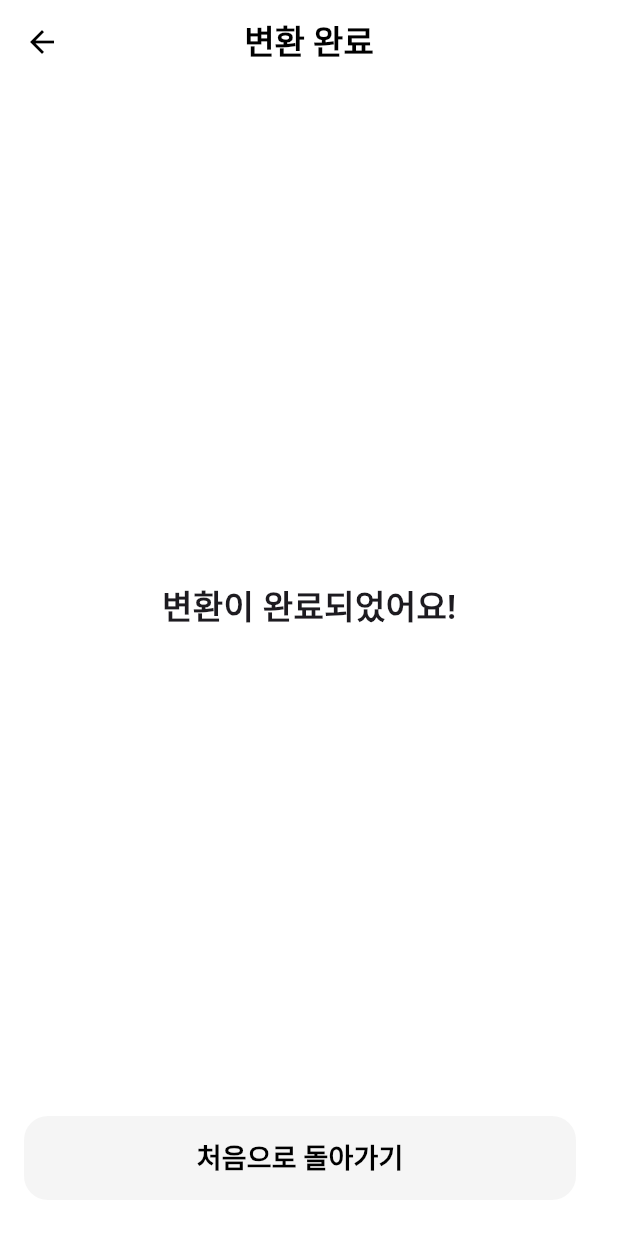
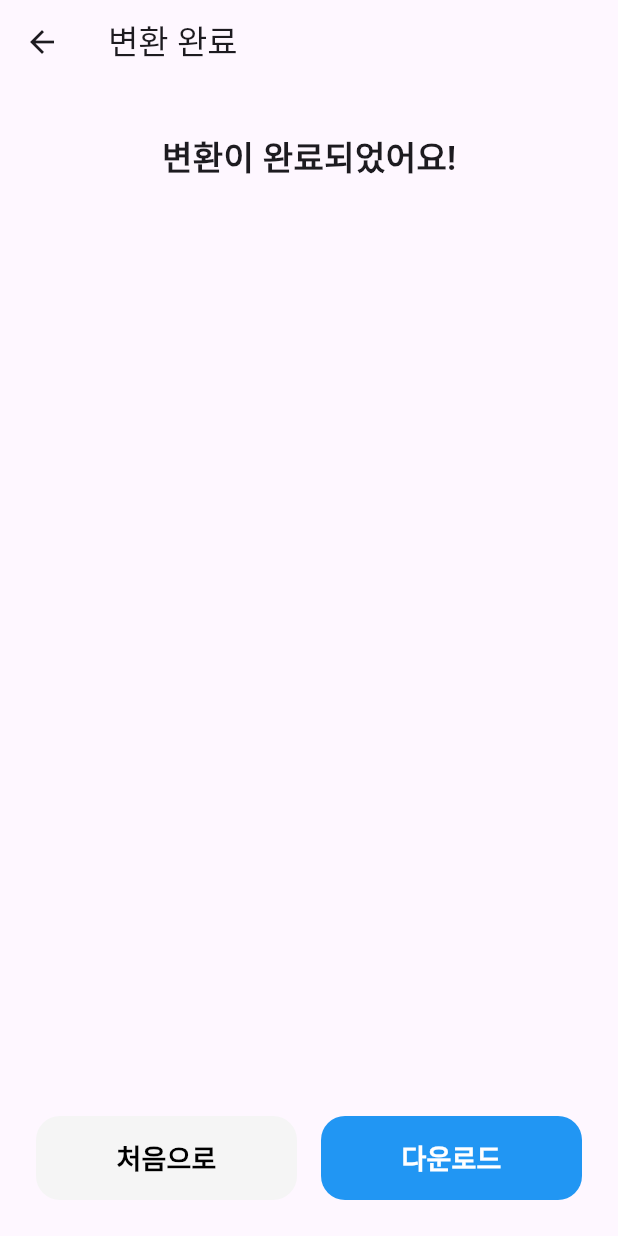
Before and after one commit to idlepoe/video_to_webp, a Flutter app: the ConvertCompleteScreen screen opened directly, on a phone screen of 412 x 824 dp. Run offline on Flutter 3.47's test engine with Material 3 defaults, Android fonts, the phone set to English and light mode, and no system bars; our stand-ins replace cloud_firestore, firebase_auth, firebase_core, firebase_storage, freezed_annotation, get and 2 more; accounts and stored records are empty; network calls fail.

Commit message:
중간저장

```diff
--- /dev/null
+++ b/lib/screens/convert_complete/convert_complete_controller.dart
@@ -0,0 +1,33 @@
+import 'package:get/get.dart';
+import 'package:url_launcher/url_launcher.dart';
+
+class ConvertCompleteController extends GetxController {
+  final RxString imageUrl = ''.obs;
+  final RxString downloadUrl = ''.obs;
+  final RxBool isDownloading = false.obs;
+  final RxDouble downloadProgress = 0.0.obs;
+
+  @override
+  void onInit() {
+    super.onInit();
+    final args = Get.arguments;
+    if (args != null) {
+      if (args['publicUrl'] != null) {
+        imageUrl.value = args['publicUrl'];
+      }
+      if (args['downloadUrl'] != null) {
+        downloadUrl.value = args['downloadUrl'];
+      }
+    }
+  }
+
+  Future<void> downloadFile() async {
+    final url = downloadUrl.value;
+    if (url == null || url.isEmpty) {
+      Get.snackbar('다운로드 오류', '다운로드 링크가 없습니다.');
+      return;
+    }
+    final uri = Uri.parse(url);
+    await launchUrl(uri, mode: LaunchMode.externalApplication);
+  }
+}
--- a/lib/screens/convert_complete/convert_complete_screen.dart
+++ b/lib/screens/convert_complete/convert_complete_screen.dart
@@ -1,30 +1,29 @@
 import 'package:flutter/material.dart';
 import 'package:get/get.dart';
-import 'package:url_launcher/url_launcher.dart';
-import 'package:video_to_webp/routes/app_routes.dart';
+import 'convert_complete_controller.dart';
 
 class ConvertCompleteScreen extends StatelessWidget {
+  final controller = Get.put(ConvertCompleteController());
+
   @override
   Widget build(BuildContext context) {
-    final args = Get.arguments as Map<String, dynamic>?;
-    final imageUrl = args != null ? args['downloadUrl'] as String? : null;
-
     return Scaffold(
-      backgroundColor: Colors.white,
       appBar: AppBar(
-        backgroundColor: Colors.white,
-        elevation: 0,
-        centerTitle: true,
-        title: Text('변환 완료', style: TextStyle(color: Colors.black, fontWeight: FontWeight.bold)),
-        iconTheme: IconThemeData(color: Colors.black),
+        title: Text('변환 완료'),
       ),
-      body: Center(
+      body: Obx(() {
+        return Stack(
+          children: [
+            Column(
+              children: [
+                Expanded(
+                  child: SingleChildScrollView(
                     child: Padding(
                       padding: const EdgeInsets.symmetric(horizontal: 24.0),
                       child: Column(
                         mainAxisAlignment: MainAxisAlignment.center,
                         children: [
-              if (imageUrl != null)
+                          if (controller.imageUrl.value.isNotEmpty)
                             LayoutBuilder(
                               builder: (context, constraints) {
                                 final maxImageHeight = MediaQuery.of(context).size.height * 0.5;
@@ -34,7 +33,7 @@ class ConvertCompleteScreen extends StatelessWidget {
                                   child: ClipRRect(
                                     borderRadius: BorderRadius.circular(16),
                                     child: Image.network(
-                          imageUrl,
+                                      controller.imageUrl.value,
                                       fit: BoxFit.contain,
                                       errorBuilder: (context, error, stackTrace) =>
                                           Text('이미지 로드 실패'),
@@ -50,57 +49,87 @@ class ConvertCompleteScreen extends StatelessWidget {
                       ),
                     ),
                   ),
-      bottomNavigationBar: Container(
-        padding: EdgeInsets.fromLTRB(16, 8, 16, 24),
+                ),
+                // 하단 고정 버튼
+                Container(
+                  padding: EdgeInsets.all(24),
                   child: Row(
                     children: [
                       Expanded(
                         child: SizedBox(
                           height: 56,
                           child: ElevatedButton(
-                  onPressed: () {
-                    Get.offAllNamed(AppRoutes.fileSelect);
-                  },
+                            onPressed: () => Get.offAllNamed('/'),
                             style: ElevatedButton.styleFrom(
-                    shape: RoundedRectangleBorder(
-                      borderRadius: BorderRadius.circular(16),
-                    ),
+                              shape: RoundedRectangleBorder(borderRadius: BorderRadius.circular(16)),
                               backgroundColor: Colors.grey[100],
                               foregroundColor: Colors.black,
                               elevation: 0,
                             ),
-                  child: Text('처음으로 돌아가기', style: TextStyle(fontSize: 18, fontWeight: FontWeight.bold)),
+                            child: Text('처음으로', style: TextStyle(fontSize: 18, fontWeight: FontWeight.bold)),
                           ),
                         ),
                       ),
-            SizedBox(width: 12),
-            if (imageUrl != null)
+                      SizedBox(width: 16),
                       Expanded(
                         child: SizedBox(
                           height: 56,
-                  child: ElevatedButton.icon(
-                    onPressed: () async {
-                      final uri = Uri.parse(imageUrl);
-                      try {
-                        await launchUrl(uri, mode: LaunchMode.externalApplication);
-                      } catch (e) {
-                        Get.snackbar('오류', '다운로드 링크를 열 수 없습니다.');
-                      }
-                    },
-                    icon: Icon(Icons.download, color: Colors.white),
-                    label: Text('다운로드', style: TextStyle(fontSize: 18, fontWeight: FontWeight.bold)),
+                          child: ElevatedButton(
+                            onPressed: controller.isDownloading.value ? null : controller.downloadFile,
                             style: ElevatedButton.styleFrom(
-                      backgroundColor: Color(0xFF3182F6),
+                              shape: RoundedRectangleBorder(borderRadius: BorderRadius.circular(16)),
+                              backgroundColor: Colors.blue,
                               foregroundColor: Colors.white,
-                      shape: RoundedRectangleBorder(borderRadius: BorderRadius.circular(16)),
                               elevation: 0,
                             ),
+                            child: Text('다운로드', style: TextStyle(fontSize: 18, fontWeight: FontWeight.bold)),
                           ),
                         ),
                       ),
                     ],
                   ),
                 ),
+              ],
+            ),
+            // 다운로드 진행률 오버레이
+            if (controller.isDownloading.value)
+              Container(
+                color: Colors.black.withOpacity(0.5),
+                child: Center(
+                  child: Column(
+                    mainAxisSize: MainAxisSize.min,
+                    children: [
+                      Stack(
+                        alignment: Alignment.center,
+                        children: [
+                          SizedBox(
+                            width: 64,
+                            height: 64,
+                            child: CircularProgressIndicator(
+                              value: controller.downloadProgress.value,
+                              strokeWidth: 6,
+                              backgroundColor: Colors.grey[200],
+                              valueColor: AlwaysStoppedAnimation<Color>(Colors.blue),
+                            ),
+                          ),
+                          Text(
+                            '${(controller.downloadProgress.value * 100).toStringAsFixed(0)}%',
+                            style: TextStyle(fontSize: 20, fontWeight: FontWeight.bold, color: Colors.white),
+                          ),
+                        ],
+                      ),
+                      SizedBox(height: 16),
+                      Text(
+                        '다운로드 중...',
+                        style: TextStyle(fontSize: 18, fontWeight: FontWeight.bold, color: Colors.white),
+                      ),
+                    ],
+                  ),
+                ),
+              ),
+          ],
+        );
+      }),
     );
   }
 }
--- a/lib/screens/loading/loading_controller.dart
+++ b/lib/screens/loading/loading_controller.dart
@@ -43,6 +43,7 @@ class LoadingController extends GetxController {
       Get.offAllNamed(AppRoutes.complete, arguments: {
         'requestId': docSnap.id,
         'convertedFile': data?['convertedFile'],
+        'publicUrl': data?['publicUrl'],
         'downloadUrl': data?['downloadUrl'],
       });
       return;
@@ -67,6 +68,7 @@ class LoadingController extends GetxController {
         Get.offAllNamed(AppRoutes.complete, arguments: {
           'requestId': doc.id,
           'convertedFile': data?['convertedFile'],
+          'publicUrl': data?['publicUrl'],
           'downloadUrl': data?['downloadUrl'],
         });
       } else if (status == 'error') {
```
Also changed, not shown: 1 other file. Lines whose indentation alone changed are shown as unchanged.
